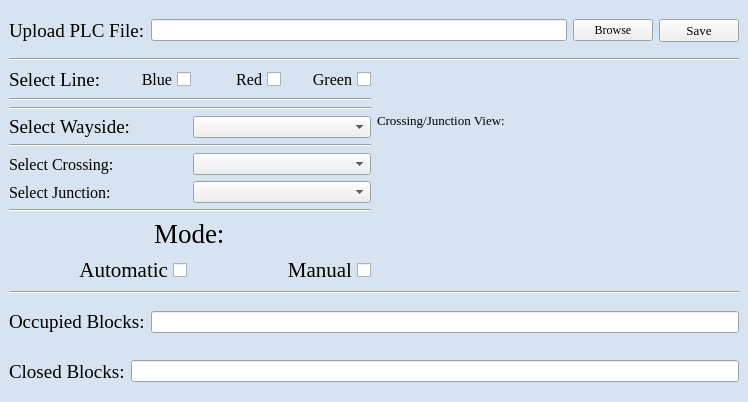
asmithie13/ECE-1140, file TrackControllerHW_UI.ui: the form before one commit.
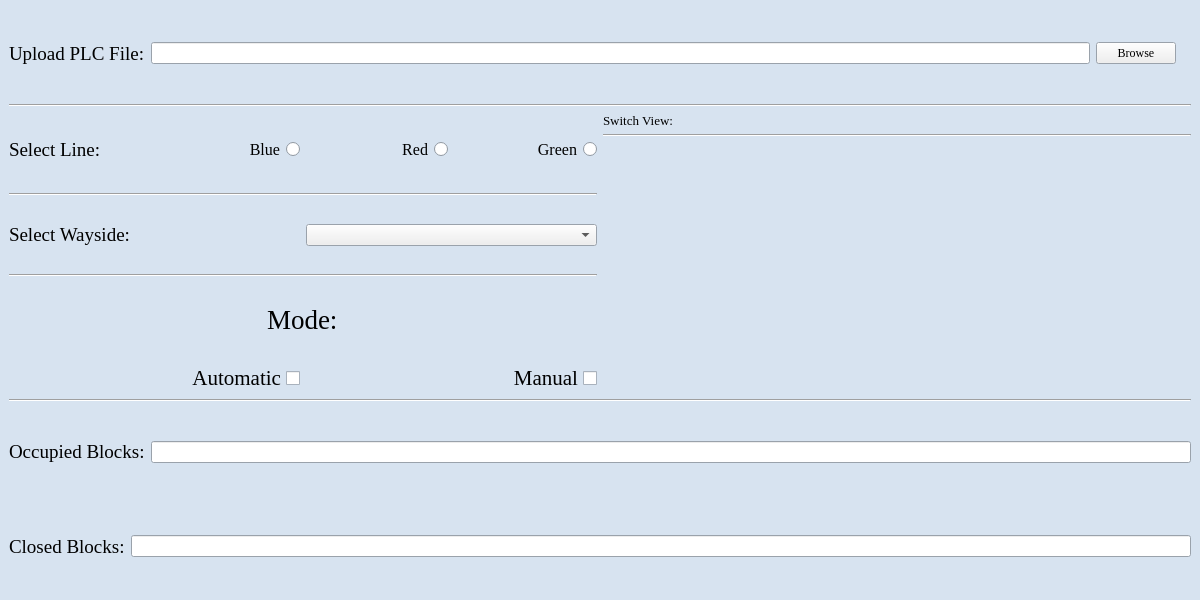
The form after the commit. Icons and pictures are not drawn.

```diff
--- a/TrackControllerHW_UI.ui
+++ b/TrackControllerHW_UI.ui
@@ -6,10 +6,16 @@
    <rect>
     <x>0</x>
     <y>0</y>
-    <width>748</width>
-    <height>402</height>
+    <width>1200</width>
+    <height>600</height>
    </rect>
   </property>
+  <property name="minimumSize">
+   <size>
+    <width>1200</width>
+    <height>600</height>
+   </size>
+  </property>
   <property name="baseSize">
    <size>
     <width>550</width>
@@ -79,16 +85,13 @@
     <item>
      <layout class="QHBoxLayout" name="horizontalLayout">
       <item>
-       <widget class="QPushButton" name="buttonSave">
+       <widget class="QLabel" name="labelUploadValid">
         <property name="font">
          <font>
           <family>Times New Roman</family>
-          <pointsize>10</pointsize>
+          <pointsize>12</pointsize>
          </font>
         </property>
-        <property name="text">
-         <string>Save</string>
-        </property>
        </widget>
       </item>
       <item>
@@ -141,7 +144,7 @@
      <layout class="QHBoxLayout" name="horizontalLayout_8">
       <item>
        <layout class="QVBoxLayout" name="verticalLayout_3">
-        <item>
+        <item alignment="Qt::AlignRight">
          <widget class="QLabel" name="labelCrossingJunction">
           <property name="font">
            <font>
@@ -150,13 +153,20 @@
            </font>
           </property>
           <property name="text">
-           <string>Crossing/Junction View:</string>
+           <string>Switch View:</string>
+          </property>
+         </widget>
+        </item>
+        <item>
+         <widget class="Line" name="line_7">
+          <property name="orientation">
+           <enum>Qt::Horizontal</enum>
           </property>
          </widget>
         </item>
         <item>
          <widget class="QLabel" name="labelPhoto">
-          <property name="maximumSize">
+          <property name="minimumSize">
            <size>
             <width>440</width>
             <height>250</height>
@@ -177,10 +187,13 @@
       </item>
       <item>
        <layout class="QVBoxLayout" name="verticalLayout_2">
+        <property name="sizeConstraint">
+         <enum>QLayout::SetMaximumSize</enum>
+        </property>
         <item>
          <layout class="QHBoxLayout" name="horizontalLayout_2">
           <item>
-           <widget class="QCheckBox" name="checkGreen">
+           <widget class="QRadioButton" name="radioButtonGreen">
             <property name="font">
              <font>
               <family>Times New Roman</family>
@@ -193,7 +206,7 @@
            </widget>
           </item>
           <item>
-           <widget class="QCheckBox" name="checkRed">
+           <widget class="QRadioButton" name="radioButtonRed">
             <property name="font">
              <font>
               <family>Times New Roman</family>
@@ -206,7 +219,7 @@
            </widget>
           </item>
           <item>
-           <widget class="QCheckBox" name="checkBlue">
+           <widget class="QRadioButton" name="radioButtonBlue">
             <property name="font">
              <font>
               <family>Times New Roman</family>
@@ -233,13 +246,6 @@
           </item>
          </layout>
         </item>
-        <item>
-         <widget class="Line" name="line_2">
-          <property name="orientation">
-           <enum>Qt::Horizontal</enum>
-          </property>
-         </widget>
-        </item>
         <item>
          <layout class="QVBoxLayout" name="verticalLayout">
           <item>
@@ -296,67 +302,6 @@
           </item>
          </layout>
         </item>
-        <item>
-         <widget class="Line" name="line_5">
-          <property name="orientation">
-           <enum>Qt::Horizontal</enum>
-          </property>
-         </widget>
-        </item>
-        <item>
-         <layout class="QHBoxLayout" name="horizontalLayout_5">
-          <item>
-           <widget class="QComboBox" name="comboBoxCrossing">
-            <property name="layoutDirection">
-             <enum>Qt::LeftToRight</enum>
-            </property>
-            <property name="placeholderText">
-             <string>Select</string>
-            </property>
-           </widget>
-          </item>
-          <item>
-           <widget class="QLabel" name="labelCrossing">
-            <property name="font">
-             <font>
-              <family>Times New Roman</family>
-              <pointsize>12</pointsize>
-             </font>
-            </property>
-            <property name="text">
-             <string>Select Crossing:</string>
-            </property>
-           </widget>
-          </item>
-         </layout>
-        </item>
-        <item>
-         <layout class="QHBoxLayout" name="horizontalLayout_7">
-          <item>
-           <widget class="QComboBox" name="comboBoxJunction">
-            <property name="layoutDirection">
-             <enum>Qt::LeftToRight</enum>
-            </property>
-            <property name="placeholderText">
-             <string>Select</string>
-            </property>
-           </widget>
-          </item>
-          <item>
-           <widget class="QLabel" name="labelJunction">
-            <property name="font">
-             <font>
-              <family>Times New Roman</family>
-              <pointsize>12</pointsize>
-             </font>
-            </property>
-            <property name="text">
-             <string>Select Junction:</string>
-            </property>
-           </widget>
-          </item>
-         </layout>
-        </item>
         <item>
          <widget class="Line" name="line_3">
           <property name="orientation">
```
Left out of the diff: 27 changed lines with no effect on the pictures.
